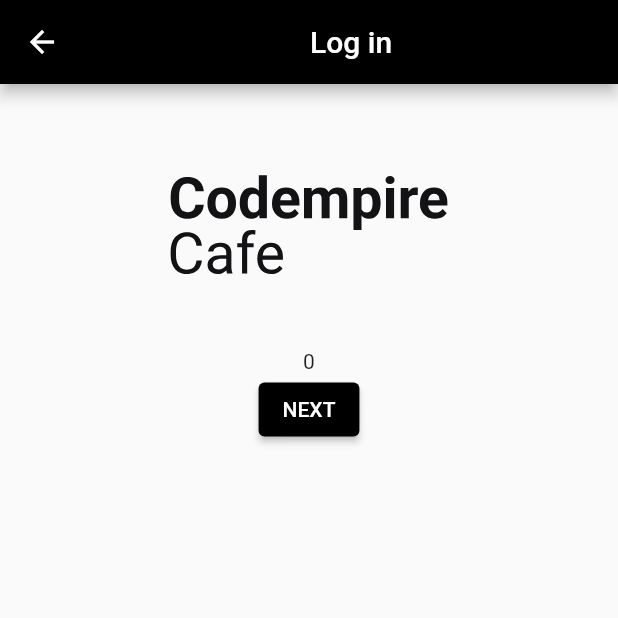
After one commit to aantoschuk/flutter_caffe, a Flutter app: the RegisterPage screen opened by its route, on a phone screen of 412 x 824 dp, the top half of it. The commit adds this screen. Run offline on Flutter 3.47's test engine with Material 2 defaults, Android fonts, the phone set to English and light mode, and no system bars; our stand-ins replace bloc, equatable, flutter_bloc, flutter_svg, hydrated_bloc; network calls fail.

Commit message:
feature/register-page

```diff
--- a/lib/features/authentication/login_form.dart
+++ b/lib/features/authentication/login_form.dart
@@ -26,6 +26,8 @@ class LoginFormState extends State<LoginForm> {
   TextEditingController passwordEditingController = TextEditingController();
 
   void onSkiptap() => Navigator.pushReplacementNamed(context, Routes.initial);
+  void onRegisterTap() => Navigator.pushNamed(context, Routes.register);
+
   void submit() async {
     if (_formKey.currentState!.validate() && _isError == false) {
       ScaffoldMessenger.of(context)
@@ -112,7 +114,7 @@ class LoginFormState extends State<LoginForm> {
               children: [
                 const Text('Forgot Password?'),
                 GestureDetector(
-                  onTap: null,
+                  onTap: onRegisterTap,
                   child: const Text('Sign up'),
                 )
               ],
--- /dev/null
+++ b/lib/features/authentication/register/register.dart
@@ -0,0 +1,52 @@
+import 'package:flutter_svg/svg.dart';
+import 'package:flutter/material.dart';
+
+import 'package:caffe/widgets/button.dart';
+
+import 'package:caffe/theme/icons.dart';
+
+class RegisterPage extends StatefulWidget {
+  const RegisterPage({Key? key}) : super(key: key);
+
+  @override
+  RegisterPageState createState() => RegisterPageState();
+}
+
+class RegisterPageState extends State<RegisterPage> {
+  int currentIndex = 0;
+
+  void increment() {
+    setState(() {
+      currentIndex++;
+    });
+  }
+
+  @override
+  Widget build(BuildContext context) {
+    return Scaffold(
+      resizeToAvoidBottomInset: false,
+      appBar: AppBar(
+        backgroundColor: Colors.black,
+        title: const Center(child: Text('Log in')),
+      ),
+      body: SafeArea(
+          child: Column(
+        children: [
+          Padding(
+            padding: const EdgeInsets.only(top: 60, bottom: 50),
+            child: Center(child: SvgPicture.asset(CustomIcons.appBrand)),
+          ),
+          Text('$currentIndex'),
+          Padding(
+              padding: const EdgeInsets.symmetric(horizontal: 17),
+              child: Button(
+                onTap: increment,
+                text: 'NEXT',
+                backgroundColor: Colors.black,
+                foregroundColor: Colors.white,
+              ))
+        ],
+      )),
+    );
+  }
+}
--- a/lib/features/features.dart
+++ b/lib/features/features.dart
@@ -1,3 +1,4 @@
 export './main/main.dart';
 export './bad_page.dart';
 export './authentication/login.dart';
+export './authentication/register/register.dart';
--- a/lib/utils/service/routes.dart
+++ b/lib/utils/service/routes.dart
@@ -9,16 +9,19 @@ class Routes {
   static const String initial = '/';
   static const String login = '/login';
   static const String orders = '/orders';
+  static const String register = '/register';
 
   static Map<String, WidgetBuilder> getRoutes() {
     return {
       '/': (context) => const MainPage(),
       '/login': (context) => const LoginPage(),
+      '/register': (context) => const RegisterPage(),
       '/orders': (context) {
         final state = BlocProvider.of<AuthCubit>(context).state;
         if (state.token == '') {
           return const LoginPage();
         }
+        BlocProvider.of<AuthCubit>(context).resetToken();
         return const BadPage();
       }
     };
--- a/lib/widgets/button.dart
+++ b/lib/widgets/button.dart
@@ -1,7 +1,7 @@
 import 'package:flutter/material.dart';
 
 class Button extends StatelessWidget {
-  final Function? onTap;
+  final Function()? onTap;
   final Color backgroundColor;
   final Color foregroundColor;
   final String text;
@@ -16,7 +16,7 @@ class Button extends StatelessWidget {
   @override
   Widget build(BuildContext context) {
     return ElevatedButton(
-      onPressed: () => onTap,
+      onPressed: onTap,
       style: ButtonStyle(
         shape: MaterialStateProperty.all(
           const RoundedRectangleBorder(
```
